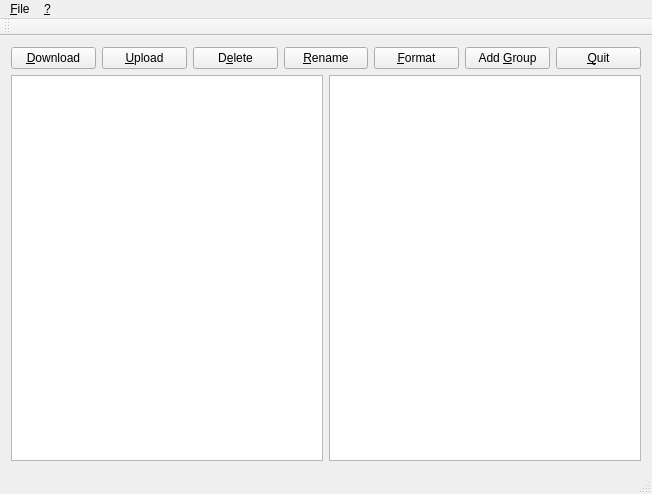
Before: the Qt Designer form QHiMDTransfer/qhimdmainwindow.ui in linux-minidisc/linux-minidisc, drawn with Qt 5.
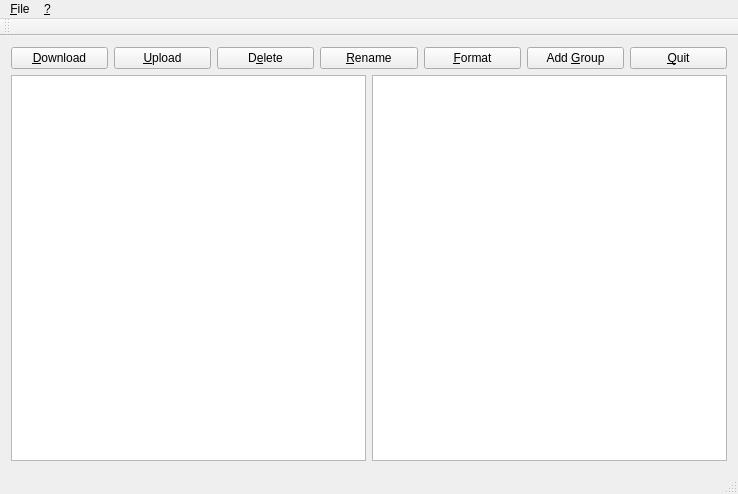
After: the same form once the commit is applied. Icons and pictures are not drawn.

```diff
--- a/QHiMDTransfer/qhimdmainwindow.ui
+++ b/QHiMDTransfer/qhimdmainwindow.ui
@@ -6,7 +6,7 @@
    <rect>
     <x>0</x>
     <y>0</y>
-    <width>652</width>
+    <width>738</width>
     <height>494</height>
    </rect>
   </property>
@@ -119,7 +119,7 @@
     <rect>
      <x>0</x>
      <y>0</y>
-     <width>652</width>
+     <width>738</width>
      <height>25</height>
     </rect>
    </property>
```
Left out of the diff: 19 changed lines with no effect on the pictures.
